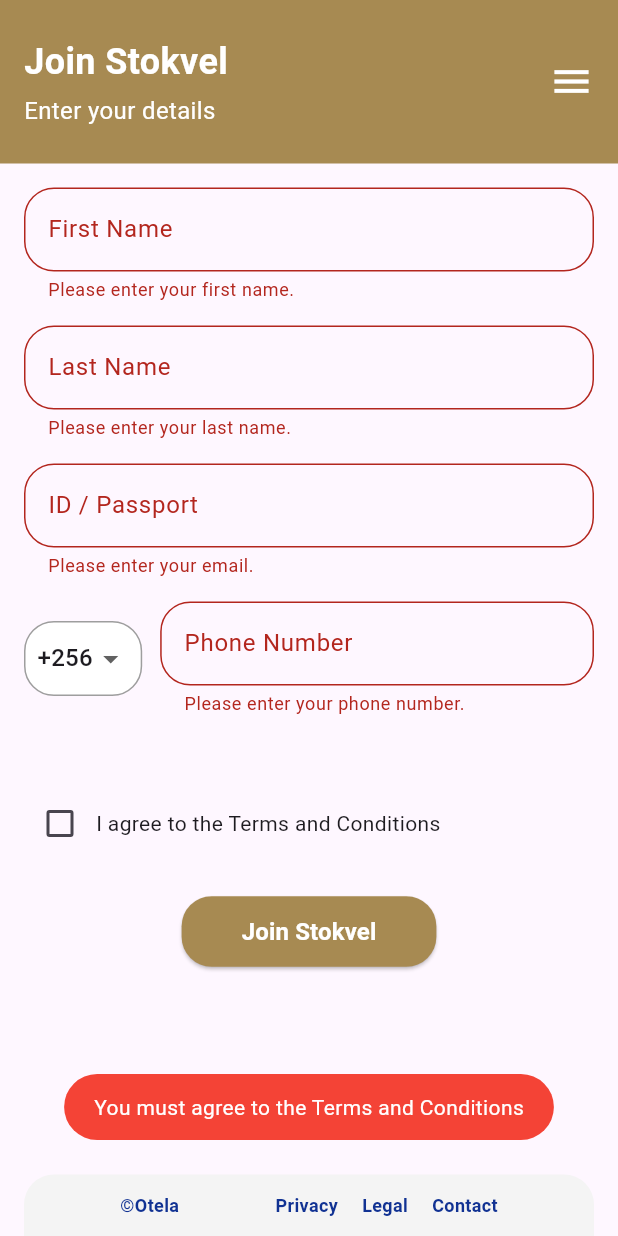
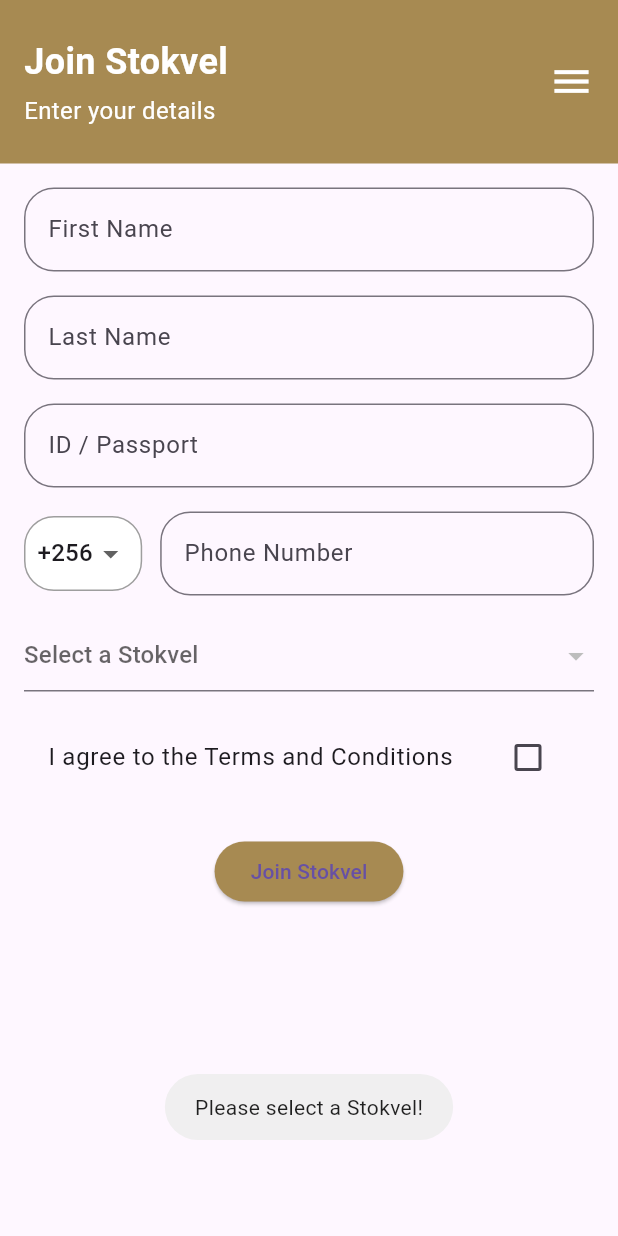
Before and after one commit to janepounds/Otela-Investment-App, a Flutter app: the JoinStokvelScreen screen opened by its route, after a tap on "Join Stokvel", on a phone screen of 412 x 824 dp. Run offline on Flutter 3.47's test engine with Material 3 defaults, Android fonts, the phone set to English and light mode, and no system bars; our stand-ins replace cloud_firestore, file_picker, firebase_auth, firebase_core, firebase_storage, fluttertoast and 1 more; accounts and stored records are empty.

Commit message:
more changes

```diff
--- a/lib/screens/congratulation_screen.dart
+++ b/lib/screens/congratulation_screen.dart
@@ -90,7 +90,9 @@
                       Text(
                         widget.caller == "Create Account"
                             ? "You have successfully created your account!"
-                            : "$stokvel has been successfully registered!",
+                            : widget.caller == "Create Stokvel"
+                                ? "You have successfully joined $stokvel Stokvel!!"
+                                : "$stokvel has been successfully registered!",
                         textAlign: TextAlign.center,
                         style: TextStyle(
                             color: Color(0xFF113293),
@@ -112,15 +114,20 @@
                               MaterialPageRoute(
                                   builder: (context) => DashboardScreen()),
                             );
-                          } else {
+                          } else if(widget.caller == "Create Stokvel"){
                             // Navigate to StockDetails if called by any other screen
                             Navigator.pushReplacement(
+                              context,
+                              MaterialPageRoute(
+                                  builder: (context) => PersonalDetailsScreen()),
+                            );
+                          }else{
+                             Navigator.pushReplacement(
                               context,
                               MaterialPageRoute(
                                   builder: (context) => StokvelDetailsScreen()),
                             );
                           }
-
                         },
                         style: ElevatedButton.styleFrom(
                           backgroundColor: Color(0xFFD8A85B),
@@ -128,7 +135,13 @@
                               horizontal: 40, vertical: 12),
                         ),
                         child:
-                            Text('Next', style: TextStyle(color: Colors.white)),
+                            Text(
+                           widget.caller == "Create Account"
+                            ? "Next"
+                            : widget.caller == "Create Stokvel"
+                                ? "My Profile"
+                                : "STOKVEL PROFILE",
+                                 style: TextStyle(color: Colors.white)),
                       ),
                     ],
                   ),
--- a/lib/screens/join_club.dart
+++ b/lib/screens/join_club.dart
@@ -2,7 +2,6 @@
 import 'package:firebase_auth/firebase_auth.dart';
 import 'package:cloud_firestore/cloud_firestore.dart';
 import 'package:fluttertoast/fluttertoast.dart';
-import 'package:otela_investment_club_app/screens/login_screen.dart';
 import 'package:otela_investment_club_app/screens/verification_screen.dart';
 import 'package:shared_preferences/shared_preferences.dart';
 
@@ -17,34 +16,41 @@
 class _JoinStokvelScreenState extends State<JoinStokvelScreen> {
   final _formKey = GlobalKey<FormState>();
   final FirebaseAuth _auth = FirebaseAuth.instance;
-  final FirebaseFirestore _firestore = FirebaseFirestore.instance;
 
   final TextEditingController _firstNameController = TextEditingController();
   final TextEditingController _lastNameController = TextEditingController();
   final TextEditingController _idPassportController = TextEditingController();
-  final TextEditingController _stokvelNameController = TextEditingController();
   final TextEditingController _phoneController = TextEditingController();
+
   String verificationId = '';
-
   bool _isLoading = false;
   bool _isChecked = false;
   String _selectedCountryCode = '+256';
+  String? selectedStokvel;
+  String? selectedStockvelId;
+
   final List<String> _countryCodes = ['+256', '+254', '+270', '+291', '+261'];
 
-   Stream<QuerySnapshot> fetchUserStokvels() {
+  Stream<List<Map<String, dynamic>>> fetchStokvels() {
     User? user = FirebaseAuth.instance.currentUser;
     if (user != null) {
       return FirebaseFirestore.instance
-          .collection('stokvel') // Ensure this is the correct collection
-          .doc(user.uid)
-          .collection('user_stokvels')
-          .snapshots();
+          .collection('stokvels') // Fetch all stokvels
+          .snapshots()
+          .map((snapshot) {
+        return snapshot.docs.map((doc) {
+          return {
+            'id': doc.id, // Stokvel ID
+            'name': doc['stokvelName'], // Stokvel Name
+          };
+        }).toList();
+      });
     } else {
       return const Stream.empty();
     }
   }
 
-  Future<void> _signUp() async {
+  Future<void> _joinSkovel(String s) async {
     if (!_formKey.currentState!.validate() || !_isChecked) {
       if (!_isChecked) {
         Fluttertoast.showToast(
@@ -60,23 +66,43 @@
       _isLoading = true;
     });
 
+    //save selected stokvel in shared preferences
+    SharedPreferences prefs = await SharedPreferences.getInstance();
+    await prefs.setString('stokvelName', selectedStokvel!);
+
+    //save user under members stokvel
+    User? user = FirebaseAuth.instance.currentUser;
+    if (user != null) {
       try {
+        // Store member information inside the selected stokvel's "members" subcollection
+        await FirebaseFirestore.instance
+            .collection('stokvels')
+            .doc(s) // Find the stokvel
+            .collection('members') // Go to members subcollection
+            .doc(user.uid) // Use user ID as member ID
+            .set({
+          'firstName': _firstNameController.text.trim(),
+          'lastName': _lastNameController.text.trim(),
+          'phone': '$_selectedCountryCode ${_phoneController.text.trim()}',
+          'joinedAt': Timestamp.now(),
+        });
 
+        Fluttertoast.showToast(
+          msg: 'Successfully joined the Stokvel!',
+          backgroundColor: Colors.green,
+          textColor: Colors.white,
+        );
+      } catch (error) {
+        print("Error joining stokvel: $error");
+        Fluttertoast.showToast(
+          msg: 'Error joining stokvel. Try again!',
+          backgroundColor: Colors.red,
+          textColor: Colors.white,
+        );
+      }
+    }
 
-      //send otp and navigate to verifcation screen
-
-
-      // Fluttertoast.showToast(
-      //   msg: 'Account created successfully!',
-      //   backgroundColor: Colors.green,
-      //   textColor: Colors.white,
-      // );
-
-      //save first name in shared preferences
-
-
-     // Navigator.pushReplacementNamed(context, '/login');
-
+    try {
       sendOTP();
     } on FirebaseAuthException catch (e) {
       Fluttertoast.showToast(
@@ -91,13 +117,11 @@
     }
   }
 
-
   void sendOTP() async {
     await _auth.verifyPhoneNumber(
       phoneNumber: '$_selectedCountryCode ${_phoneController.text.trim()}',
       verificationCompleted: (PhoneAuthCredential credential) async {
         await _auth.signInWithCredential(credential);
-        // Navigate to the next screen
       },
       verificationFailed: (FirebaseAuthException e) {
         ScaffoldMessenger.of(context).showSnackBar(
@@ -108,11 +132,11 @@
         setState(() {
           this.verificationId = verificationId;
         });
-        // Navigate to OTP screen
         Navigator.push(
           context,
           MaterialPageRoute(
-            builder: (context) => VerificationScreen(verificationId, caller: "Create Account"),
+            builder: (context) =>
+                VerificationScreen(verificationId, caller: "Create Stokvel"),
           ),
         );
       },
@@ -133,7 +157,7 @@
                     // Header Section
                     Container(
                       width: double.infinity,
-                      color: const Color(0xFFA78A52), // Header background color
+                      color: const Color(0xFFA78A52),
                       padding: const EdgeInsets.symmetric(
                           horizontal: 16, vertical: 24),
                       child: Row(
@@ -160,11 +184,7 @@
                               ),
                             ],
                           ),
-                          const Icon(
-                            Icons.menu, // Example menu icon
-                            color: Colors.white,
-                            size: 30,
-                          ),
+                          const Icon(Icons.menu, color: Colors.white, size: 30),
                         ],
                       ),
                     ),
@@ -179,35 +199,16 @@
                             _buildTextField(
                               labelText: 'First Name',
                               controller: _firstNameController,
-                              validator: (value) {
-                                if (value == null || value.isEmpty) {
-                                  return 'Please enter your first name.';
-                                }
-                                return null;
-                              },
                             ),
                             const SizedBox(height: 16),
                             _buildTextField(
                               labelText: 'Last Name',
                               controller: _lastNameController,
-                              validator: (value) {
-                                if (value == null || value.isEmpty) {
-                                  return 'Please enter your last name.';
-                                }
-                                return null;
-                              },
                             ),
                             const SizedBox(height: 16),
                             _buildTextField(
                               labelText: 'ID / Passport',
                               controller: _idPassportController,
-                              keyboardType: TextInputType.text,
-                              validator: (value) {
-                                if (value == null || value.isEmpty) {
-                                  return 'Please enter your email.';
-                                }
-                                return null;
-                              },
                             ),
                             const SizedBox(height: 16),
                             Row(
@@ -223,16 +224,14 @@
                                   child: DropdownButtonHideUnderline(
                                     child: DropdownButton<String>(
                                       value: _selectedCountryCode,
-                                    items: _countryCodes
-                                        .map(
-                                          (code) => DropdownMenuItem(
+                                      items: _countryCodes.map((code) {
+                                        return DropdownMenuItem(
                                           value: code,
                                           child: Text(code,
                                               style: const TextStyle(
                                                   fontSize: 16)),
-                                          ),
-                                        )
-                                        .toList(),
+                                        );
+                                      }).toList(),
                                       onChanged: (value) {
                                         setState(() {
                                           _selectedCountryCode = value!;
@@ -247,65 +246,73 @@
                                     labelText: 'Phone Number',
                                     controller: _phoneController,
                                     keyboardType: TextInputType.phone,
-                                    validator: (value) {
-                                      if (value == null || value.isEmpty) {
-                                        return 'Please enter your phone number.';
-                                      }
-                                      return null;
-                                    },
                                   ),
                                 ),
                               ],
                             ),
                             const SizedBox(height: 16),
 
-                            const SizedBox(height: 16),
+                            // Stokvel Dropdown
+                            StreamBuilder<List<Map<String, dynamic>>>(
+                              stream: fetchStokvels(),
+                              builder: (context, snapshot) {
+                                if (!snapshot.hasData) {
+                                  return CircularProgressIndicator();
+                                }
+
+                                List<Map<String, dynamic>> stokvels =
+                                    snapshot.data!;
+
+                                return DropdownButtonFormField<String>(
+                                  value: selectedStockvelId,
+                                  hint: Text("Select a Stokvel"),
+                                  onChanged: (String? newValue) {
+                                    setState(() {
+                                      selectedStockvelId =
+                                          newValue; // Save selected Stokvel ID
+                                    });
+                                  },
+                                  items: stokvels
+                                      .map<DropdownMenuItem<String>>((stokvel) {
+                                    return DropdownMenuItem<String>(
+                                      value: stokvel['id'], // Stokvel ID
+                                      child:
+                                          Text(stokvel['name']), // Stokvel Name
+                                    );
+                                  }).toList(),
+                                );
+                              },
+                            ),
 
                             const SizedBox(height: 16),
-                            Row(
-                              children: [
-                                Checkbox(
+                            CheckboxListTile(
                               value: _isChecked,
                               onChanged: (value) {
                                 setState(() {
                                   _isChecked = value!;
                                 });
                               },
-                                ),
-                                const Expanded(
-                                  child: Text(
-                                    'I agree to the Terms and Conditions',
-                                  ),
-                                ),
-                              ],
+                              title: const Text(
+                                  'I agree to the Terms and Conditions'),
                             ),
                             const SizedBox(height: 24),
                             _isLoading
                                 ? const CircularProgressIndicator()
                                 : ElevatedButton(
-                                    onPressed: _signUp,
+                                    onPressed: () {
+                                      if (selectedStockvelId != null) {
+                                        _joinSkovel(
+                                            selectedStockvelId!); // Pass stokvelId here
+                                      } else {
+                                        Fluttertoast.showToast(
+                                            msg: "Please select a Stokvel!");
+                                      }
+                                    },
                                     style: ElevatedButton.styleFrom(
                                       backgroundColor: const Color(0xFFA78A52),
-                                      shape: RoundedRectangleBorder(
-                                        borderRadius: BorderRadius.circular(20),
                                     ),
-                                      padding: const EdgeInsets.symmetric(
-                                        horizontal: 40,
-                                        vertical: 12,
+                                    child: const Text('Join Stokvel'),
                                   ),
-                                    ),
-                                    child: const Text(
-                                      'Join Stokvel',
-                                      style: TextStyle(
-                                        color: Colors.white,
-                                        fontWeight: FontWeight.bold,
-                                        fontSize: 16,
-                                      ),
-                                    ),
-                                  ),
-                                   const SizedBox(height: 24),
-
-
                           ],
                         ),
                       ),
@@ -314,93 +321,19 @@
                 ),
               ),
             ),
-         // Footer Section
-            Container(
-              margin: const EdgeInsets.symmetric(
-                  horizontal: 16), // Add margin to start and end
-              decoration: const BoxDecoration(
-                color: Color(0xFFF4F4F4), // Footer background color
-                borderRadius: BorderRadius.only(
-                  topLeft: Radius.circular(20),
-                  topRight: Radius.circular(20),
-                ),
-              ),
-              padding:
-                  const EdgeInsets.symmetric(vertical: 12), // Vertical padding
-              child: Row(
-                mainAxisAlignment: MainAxisAlignment.spaceEvenly,
-                children: [
-                  const Text(
-                    '©Otela',
-                    style: TextStyle(fontSize: 12, color: Color(0xFF113293),fontWeight: FontWeight.bold),
-                  ),
-                  Row(
-                    children: [
-                      GestureDetector(
-                        onTap: () {
-                          // Navigate to Privacy
-                        },
-                        child: const Text(
-                          'Privacy',
-                          style: TextStyle(
-                            color: Color(0xFF113293),
-                            fontSize: 12,
-                            fontWeight: FontWeight.bold,
-                          ),
-                        ),
-                      ),
-                      const SizedBox(width: 16),
-                      GestureDetector(
-                        onTap: () {
-                          // Navigate to Legal
-                        },
-                        child: const Text(
-                          'Legal',
-                          style: TextStyle(
-                            color: Color(0xFF113293),
-                            fontSize: 12,
-                            fontWeight: FontWeight.bold
-                          ),
-                        ),
-                      ),
-                      const SizedBox(width: 16),
-                      GestureDetector(
-                        onTap: () {
-                          // Navigate to Contact
-                        },
-                        child: const Text(
-                          'Contact',
-                          style: TextStyle(
-                            color: Color(0xFF113293),
-                            fontSize: 12,
-                            fontWeight: FontWeight.bold
-                          ),
-                        ),
-                      ),
-                    ],
-                  ),
-                ],
-              ),
-            )
-
           ],
         ),
       ),
     );
   }
 
-  Widget _buildTextField({
-    required String labelText,
+  Widget _buildTextField(
+      {required String labelText,
       required TextEditingController controller,
-    bool obscureText = false,
-    TextInputType keyboardType = TextInputType.text,
-    String? Function(String?)? validator,
-  }) {
+      TextInputType keyboardType = TextInputType.text}) {
     return TextFormField(
       controller: controller,
-      obscureText: obscureText,
       keyboardType: keyboardType,
-      validator: validator,
       decoration: InputDecoration(
         labelText: labelText,
         border: OutlineInputBorder(
--- a/pubspec.yaml
+++ b/pubspec.yaml
@@ -42,6 +42,7 @@
   file_picker: ^8.0.0
   fluttertoast: ^8.2.4
   shared_preferences: ^2.2.2
+  image_picker: ^1.1.2
 
 dev_dependencies:
   flutter_test:
```
Also changed, not shown: lib/screens/create_club.dart (+16 -13 lines), lib/screens/personal_details_screen.dart (added, +87 -0 lines), lib/screens/stokvel_details.dart (+104 -56 lines), lib/screens/personal_kyc_screen.dart (added), pubspec.lock, 5 other files. Lines whose indentation alone changed are shown as unchanged.
